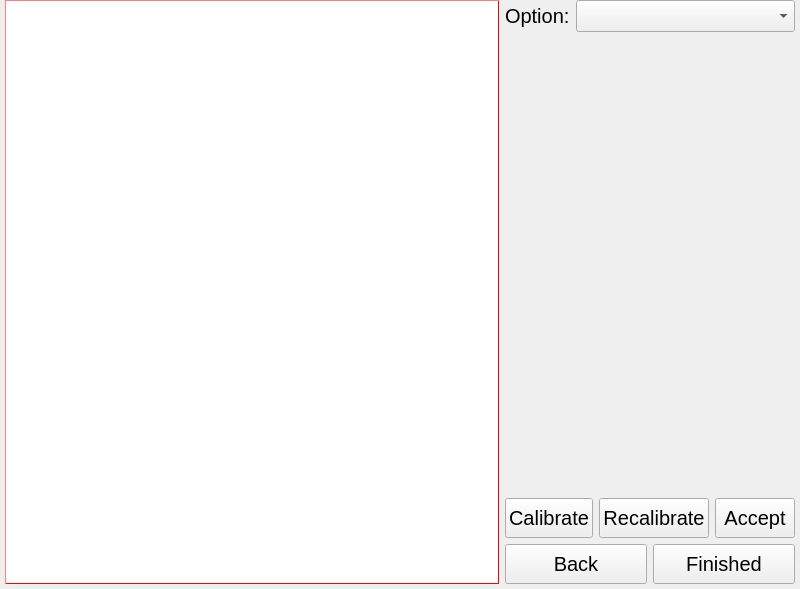
15903016222/Voice, file ui/wizard/calibration/calibration_widget.ui: the form before one commit.
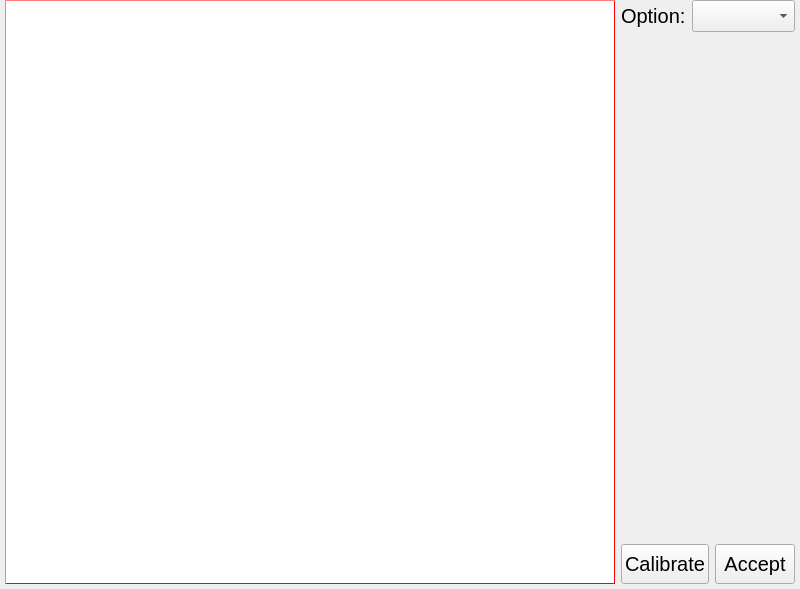
The form after the commit.

Patch:
```diff
--- a/ui/wizard/calibration/calibration_widget.ui
+++ b/ui/wizard/calibration/calibration_widget.ui
@@ -58,7 +58,7 @@
     </widget>
    </item>
    <item>
-    <layout class="QVBoxLayout" name="verticalLayout" stretch="0,1,0,0">
+    <layout class="QVBoxLayout" name="verticalLayout" stretch="0,1,0">
      <property name="sizeConstraint">
       <enum>QLayout::SetDefaultConstraint</enum>
      </property>
@@ -172,30 +172,6 @@
          </property>
         </widget>
        </item>
-       <item>
-        <widget class="QPushButton" name="recalibrateBtn">
-         <property name="sizePolicy">
-          <sizepolicy hsizetype="Minimum" vsizetype="Preferred">
-           <horstretch>0</horstretch>
-           <verstretch>0</verstretch>
-          </sizepolicy>
-         </property>
-         <property name="minimumSize">
-          <size>
-           <width>0</width>
-           <height>40</height>
-          </size>
-         </property>
-         <property name="font">
-          <font>
-           <pointsize>15</pointsize>
-          </font>
-         </property>
-         <property name="text">
-          <string>Recalibrate</string>
-         </property>
-        </widget>
-       </item>
        <item>
         <widget class="QPushButton" name="acceptBtn">
          <property name="sizePolicy">
@@ -222,61 +198,6 @@
        </item>
       </layout>
      </item>
-     <item>
-      <layout class="QHBoxLayout" name="btnHorizontalLayout">
-       <property name="spacing">
-        <number>6</number>
-       </property>
-       <item>
-        <widget class="QPushButton" name="backBtn">
-         <property name="sizePolicy">
-          <sizepolicy hsizetype="Minimum" vsizetype="Preferred">
-           <horstretch>0</horstretch>
-           <verstretch>0</verstretch>
-          </sizepolicy>
-         </property>
-         <property name="minimumSize">
-          <size>
-           <width>0</width>
-           <height>40</height>
-          </size>
-         </property>
-         <property name="font">
-          <font>
-           <pointsize>15</pointsize>
-          </font>
-         </property>
-         <property name="text">
-          <string>Back</string>
-         </property>
-        </widget>
-       </item>
-       <item>
-        <widget class="QPushButton" name="finishedBtn">
-         <property name="sizePolicy">
-          <sizepolicy hsizetype="Minimum" vsizetype="Preferred">
-           <horstretch>0</horstretch>
-           <verstretch>0</verstretch>
-          </sizepolicy>
-         </property>
-         <property name="minimumSize">
-          <size>
-           <width>0</width>
-           <height>40</height>
-          </size>
-         </property>
-         <property name="font">
-          <font>
-           <pointsize>15</pointsize>
-          </font>
-         </property>
-         <property name="text">
-          <string>Finished</string>
-         </property>
-        </widget>
-       </item>
-      </layout>
-     </item>
     </layout>
    </item>
   </layout>
```
